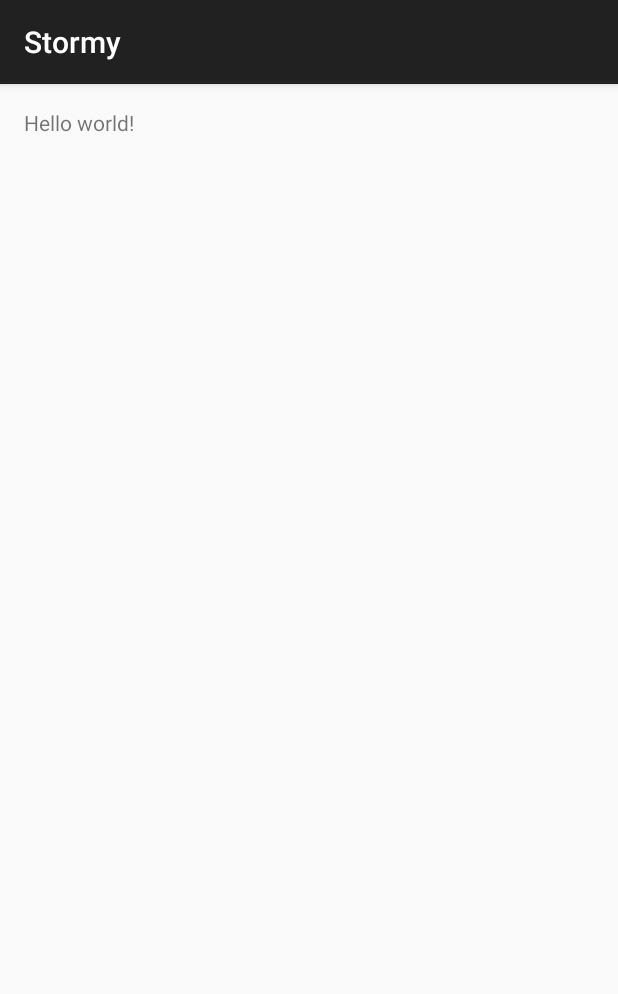
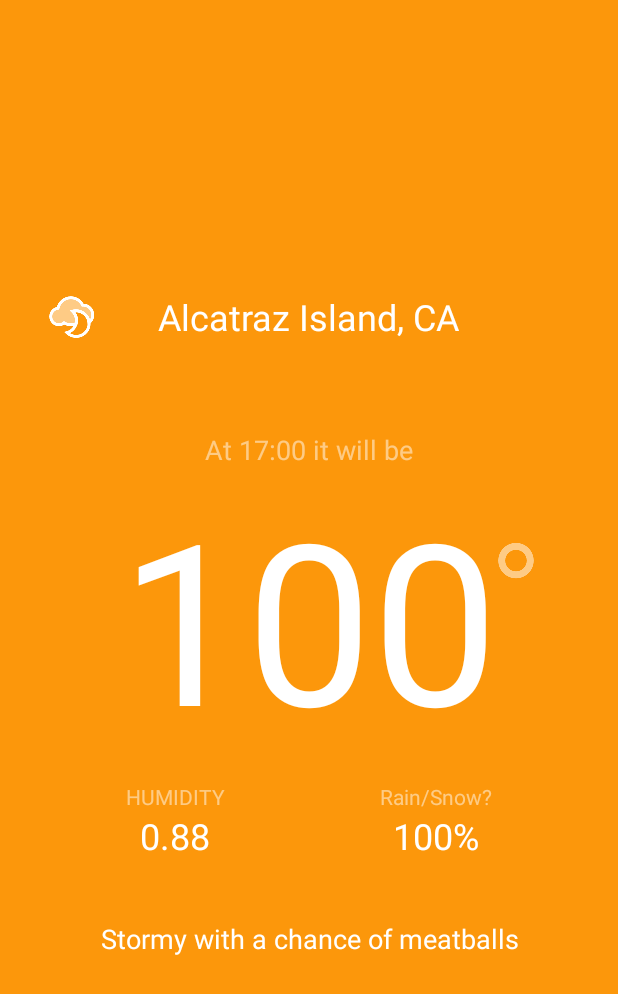
Before and after one commit to CryoFlar3/Stormy, an Android app: the screen it shows after launch (MainActivity), on a phone screen of 412 x 824 dp. Shown: the top 994 px of the screen. Run offline under Robolectric (Android 15) with nearby library versions, the phone set to English and light mode, and no system bars; our stand-ins replace ButterKnife; libraries missing offline, so code that uses them is left out: com.squareup.okhttp; 4 statements that could not run were skipped.

Commit message:
UI added

```diff
--- a/app/build.gradle
+++ b/app/build.gradle
@@ -23,4 +23,5 @@ dependencies {
     compile fileTree(dir: 'libs', include: ['*.jar'])
     compile 'com.android.support:appcompat-v7:21.0.3'
     compile 'com.squareup.okhttp:okhttp:2.2.0'
+    compile 'com.jakewharton:butterknife:6.1.0'
 }
--- a/app/src/main/AndroidManifest.xml
+++ b/app/src/main/AndroidManifest.xml
@@ -12,7 +12,8 @@
         android:theme="@style/AppTheme" >
         <activity
             android:name=".MainActivity"
-            android:label="@string/app_name" >
+            android:label="@string/app_name"
+            android:screenOrientation="portrait">
             <intent-filter>
                 <action android:name="android.intent.action.MAIN" />
 
--- a/app/src/main/java/computermentors/org/stormy/CurrentWeather.java
+++ b/app/src/main/java/computermentors/org/stormy/CurrentWeather.java
@@ -15,6 +15,7 @@ public class CurrentWeather {
     private double mHumidity;
     private double mPrecipChance;
     private String mSummary;
+    private String mTimeZone;
 
     public String getTimeZone() {
         return mTimeZone;
@@ -24,7 +25,6 @@ public class CurrentWeather {
         mTimeZone = timeZone;
     }
 
-    private String mTimeZone;
 
     public String getIcon() {
         return mIcon;
@@ -81,7 +81,7 @@ public class CurrentWeather {
     }
 
     public String getFormattedTime() {
-        SimpleDateFormat formatter = new SimpleDateFormat("H:mm");
+        SimpleDateFormat formatter = new SimpleDateFormat("h:mm a");
         formatter.setTimeZone(TimeZone.getTimeZone(getTimeZone()));
         Date dateTime = new Date(getTime() * 1000);
         String timeString = formatter.format(dateTime);
@@ -89,8 +89,8 @@ public class CurrentWeather {
         return timeString;
     }
 
-    public double getTemperature() {
-        return mTemperature;
+    public int getTemperature() {
+        return (int)Math.round(mTemperature);
     }
 
     public void setTemperature(double temperature) {
@@ -106,7 +106,8 @@ public class CurrentWeather {
     }
 
     public double getPrecipChance() {
-        return mPrecipChance;
+        double precipPercentage = mPrecipChance * 100;
+        return (int)Math.round(precipPercentage);
     }
 
     public void setPrecipChance(double precipChance) {
--- a/app/src/main/java/computermentors/org/stormy/MainActivity.java
+++ b/app/src/main/java/computermentors/org/stormy/MainActivity.java
@@ -1,12 +1,14 @@
 package computermentors.org.stormy;
 
 import android.content.Context;
+import android.graphics.drawable.Drawable;
 import android.net.ConnectivityManager;
 import android.net.NetworkInfo;
-import android.nfc.Tag;
+import android.os.Bundle;
 import android.support.v7.app.ActionBarActivity;
-import android.os.Bundle;
 import android.util.Log;
+import android.widget.ImageView;
+import android.widget.TextView;
 import android.widget.Toast;
 
 import com.squareup.okhttp.Call;
@@ -20,6 +22,9 @@ import org.json.JSONObject;
 
 import java.io.IOException;
 
+import butterknife.ButterKnife;
+import butterknife.InjectView;
+
 
 public class MainActivity extends ActionBarActivity {
 
@@ -27,10 +32,18 @@ public class MainActivity extends ActionBarActivity {
 
     private CurrentWeather mCurrentWeather;
 
+    @InjectView(R.id.timeLabel) TextView mTimeLabel;
+    @InjectView(R.id.temperatureLabel) TextView mTemperatureLabel;
+    @InjectView(R.id.humidityValue) TextView mHumidityValue;
+    @InjectView(R.id.precipValue) TextView mPrecipValue;
+    @InjectView(R.id.summaryLabel) TextView mSummaryLabel;
+    @InjectView(R.id.iconImageView) ImageView mIconImageView;
+
     @Override
     protected void onCreate(Bundle savedInstanceState) {
         super.onCreate(savedInstanceState);
         setContentView(R.layout.activity_main);
+        ButterKnife.inject(this);
 
         String apiKey = "4eedca6466cb337c5b3c7f72f04321ce";
         double latitude = 37.8267;
@@ -57,6 +70,12 @@ public class MainActivity extends ActionBarActivity {
                         Log.v(TAG, jsonData);
                         if (response.isSuccessful()) {
                             mCurrentWeather = getCurrentDetails(jsonData);
+                            runOnUiThread(new Runnable() {
+                                @Override
+                                public void run() {
+                                    updateDisplay();
+                                }
+                            });
                         } else {
                             alertUserAboutError();
                         }
@@ -71,11 +90,22 @@ public class MainActivity extends ActionBarActivity {
             });
         }
         else {
-            Toast.makeText(this, getString(R.string.ntework_unavailible_message), Toast.LENGTH_LONG);
+            Toast.makeText(this, "Network is unavailable", Toast.LENGTH_LONG).show();
         }
 
         Log.d(TAG, "Main UI code is running");
 
+    }
+
+    private void updateDisplay() {
+        mTemperatureLabel.setText(mCurrentWeather.getTemperature() + "");
+        mTimeLabel.setText("At " + mCurrentWeather.getFormattedTime() + " it will be");
+        mHumidityValue.setText(mCurrentWeather.getHumidity() + "");
+        mPrecipValue.setText(mCurrentWeather.getPrecipChance() + "%");
+        mSummaryLabel.setText(mCurrentWeather.getSummary());
+
+        Drawable drawable = getResources().getDrawable(mCurrentWeather.getIconId());
+        mIconImageView.setImageDrawable(drawable);
     }
 
     private CurrentWeather getCurrentDetails(String jsonData) throws JSONException {
--- a/app/src/main/res/layout/activity_main.xml
+++ b/app/src/main/res/layout/activity_main.xml
@@ -6,11 +6,127 @@
                 android:paddingRight="@dimen/activity_horizontal_margin"
                 android:paddingTop="@dimen/activity_vertical_margin"
                 android:paddingBottom="@dimen/activity_vertical_margin"
-                tools:context=".MainActivity">
+                tools:context=".MainActivity"
+                android:background="#FFFC970b">
 
     <TextView
-        android:text="@string/hello_world"
         android:layout_width="wrap_content"
-        android:layout_height="wrap_content"/>
+        android:layout_height="wrap_content"
+        android:text="100"
+        android:id="@+id/temperatureLabel"
+        android:layout_centerVertical="true"
+        android:layout_centerHorizontal="true"
+        android:textColor="#ffffffff"
+        android:textSize="150sp"/>
 
+    <ImageView
+        android:layout_width="wrap_content"
+        android:layout_height="wrap_content"
+        android:id="@+id/degreeImageView"
+        android:layout_alignTop="@+id/temperatureLabel"
+        android:layout_toRightOf="@+id/temperatureLabel"
+        android:layout_toEndOf="@+id/temperatureLabel"
+        android:src="@drawable/degree"
+        android:layout_marginTop="50dp"/>
+
+    <TextView
+        android:layout_width="wrap_content"
+        android:layout_height="wrap_content"
+        android:text="At 17:00 it will be"
+        android:id="@+id/timeLabel"
+        android:layout_above="@+id/temperatureLabel"
+        android:layout_centerHorizontal="true"
+        android:textColor="#80ffffff"
+        android:textSize="18sp"/>
+
+    <TextView
+        android:layout_width="wrap_content"
+        android:layout_height="wrap_content"
+        android:text="Alcatraz Island, CA"
+        android:id="@+id/locationLabel"
+        android:layout_above="@+id/timeLabel"
+        android:layout_centerHorizontal="true"
+        android:layout_marginBottom="60dp"
+        android:textColor="#FFFFFFFF"
+        android:textSize="24sp"/>
+
+    <ImageView
+        android:layout_width="wrap_content"
+        android:layout_height="wrap_content"
+        android:id="@+id/iconImageView"
+        android:layout_alignBottom="@+id/locationLabel"
+        android:layout_alignParentLeft="true"
+        android:layout_alignParentStart="true"
+        android:src="@drawable/cloudy_night"/>
+
+    <LinearLayout
+        android:orientation="horizontal"
+        android:layout_width="match_parent"
+        android:layout_height="wrap_content"
+        android:layout_below="@+id/temperatureLabel"
+        android:layout_centerHorizontal="true"
+        android:layout_marginTop="10dp"
+        android:weightSum="100"
+        android:id="@+id/linearLayout">
+
+        <LinearLayout
+            android:orientation="vertical"
+            android:layout_width="wrap_content"
+            android:layout_height="match_parent"
+            android:layout_weight="50">
+
+            <TextView
+                android:layout_width="match_parent"
+                android:layout_height="wrap_content"
+                android:text="HUMIDITY"
+                android:id="@+id/humidityLabel"
+                android:textColor="#80ffffff"
+                android:gravity="center_horizontal"/>
+
+            <TextView
+                android:layout_width="match_parent"
+                android:layout_height="wrap_content"
+                android:text="0.88"
+                android:id="@+id/humidityValue"
+                android:textColor="@android:color/white"
+                android:textSize="24sp"
+                android:gravity="center_horizontal"/>
+        </LinearLayout>
+
+        <LinearLayout
+            android:orientation="vertical"
+            android:layout_width="wrap_content"
+            android:layout_height="match_parent"
+            android:layout_weight="50">
+
+            <TextView
+                android:layout_width="match_parent"
+                android:layout_height="wrap_content"
+                android:text="Rain/Snow?"
+                android:id="@+id/precipLabel"
+                android:textColor="#80FFFFFF"
+                android:gravity="center_horizontal"/>
+
+            <TextView
+                android:layout_width="match_parent"
+                android:layout_height="wrap_content"
+                android:text="100%"
+                android:id="@+id/precipValue"
+                android:textColor="#ffffffff"
+                android:textSize="24sp"
+                android:gravity="center_horizontal"/>
+        </LinearLayout>
+    </LinearLayout>
+
+    <TextView
+        android:layout_width="wrap_content"
+        android:layout_height="wrap_content"
+        android:text="Stormy with a chance of meatballs"
+        android:id="@+id/summaryLabel"
+        android:layout_below="@+id/linearLayout"
+        android:layout_centerHorizontal="true"
+        android:layout_marginTop="40dp"
+        android:textColor="#ffffffff"
+        android:textSize="18dp"
+        android:gravity="center_horizontal"/>
 </RelativeLayout>
--- a/app/src/main/res/values/dimens.xml
+++ b/app/src/main/res/values/dimens.xml
@@ -1,5 +1,5 @@
 <resources>
     <!-- Default screen margins, per the Android Design guidelines. -->
-    <dimen name="activity_horizontal_margin">16dp</dimen>
+    <dimen name="activity_horizontal_margin">32dp</dimen>
     <dimen name="activity_vertical_margin">16dp</dimen>
 </resources>
--- a/app/src/main/res/values/styles.xml
+++ b/app/src/main/res/values/styles.xml
@@ -1,7 +1,7 @@
 <resources>
 
     <!-- Base application theme. -->
-    <style name="AppTheme" parent="Theme.AppCompat.Light.DarkActionBar">
+    <style name="AppTheme" parent="Theme.AppCompat.Light.NoActionBar">
         <!-- Customize your theme here. -->
     </style>
 
```
Also changed, not shown: 1 other file.
